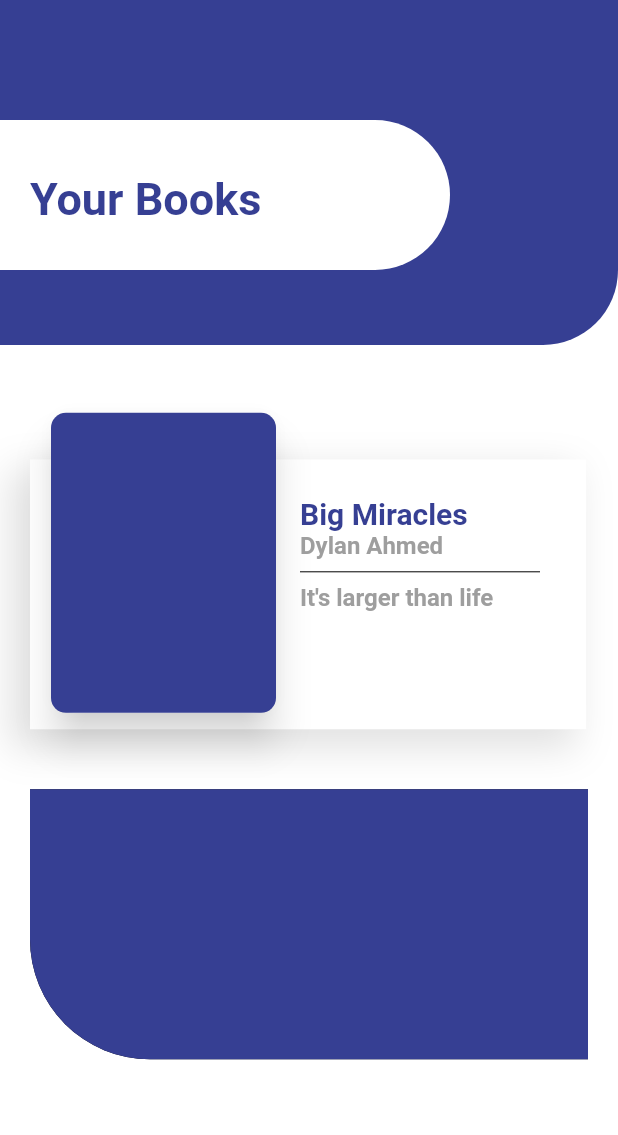
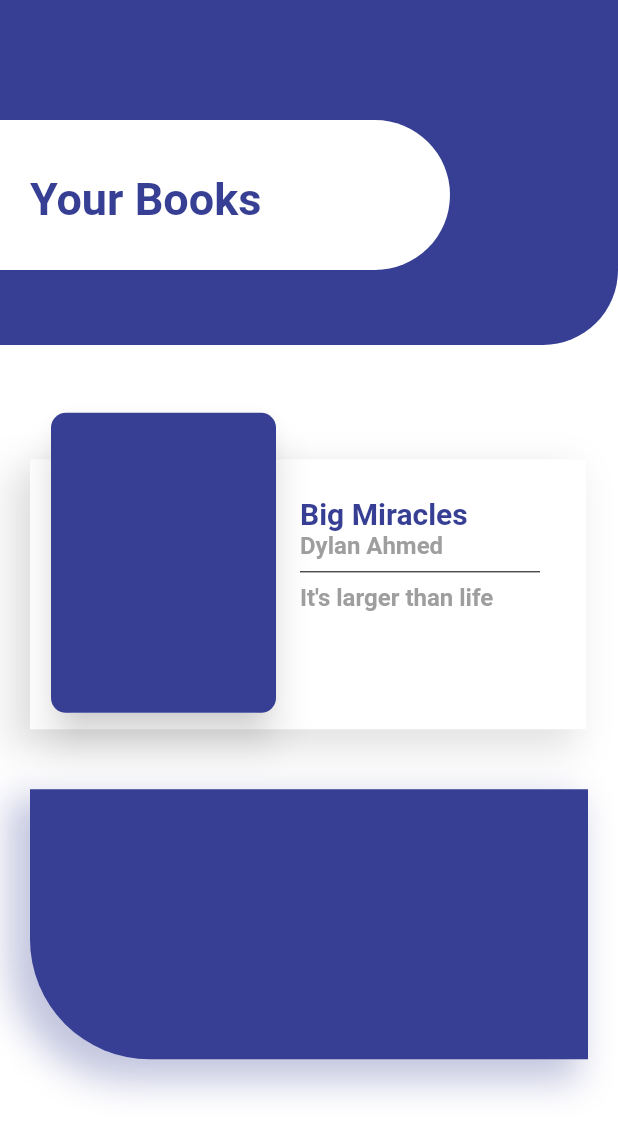
Before and after one commit to lucasoliveirasouza/card-ui, a Flutter app: the screen it shows after launch, on a phone screen of 412 x 824 dp. Shown: the top 1135 px of the screen. Run offline on Flutter 3.47's test engine with Material 2 defaults, Android fonts, the phone set to English and light mode, and no system bars.

Commit message:
Criando componentes

```diff
--- a/lib/components/card_rounded_bottom_left.dart
+++ b/lib/components/card_rounded_bottom_left.dart
@@ -12,11 +12,19 @@ class CardRoundedBottomLeft extends StatelessWidget {
       padding: EdgeInsets.only(left: 20, right: 20, bottom: 20),
       child: Container(
         decoration: BoxDecoration(
-            color: defaultColor,
-            borderRadius: BorderRadius.only(
-              bottomLeft: Radius.circular(80),
+          color: defaultColor,
+          borderRadius: BorderRadius.only(
+            bottomLeft: Radius.circular(80),
+          ),
+          boxShadow: [
+            BoxShadow(
+              color: defaultColor.withOpacity(0.3),
+              offset: new Offset(-10.0, 10.0),
+              blurRadius: 20.0,
+              spreadRadius: 4.0,
             ),
-            boxShadow: [new BoxShadow()]),
+          ],
+        ),
       ),
     );
   }
```
